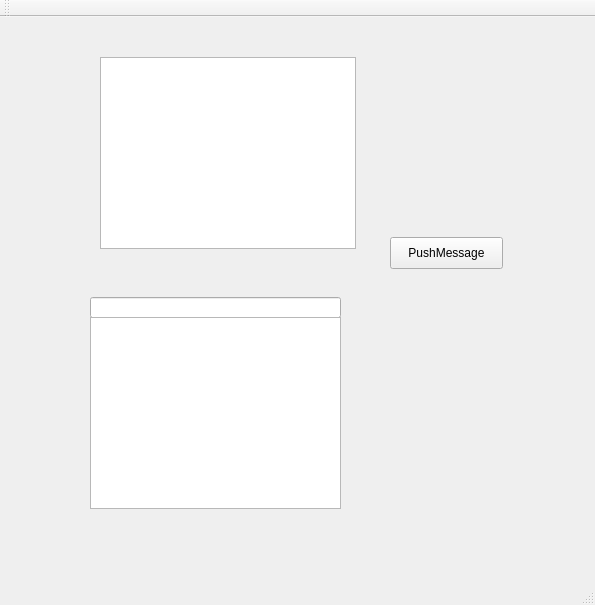
gzxultra/EmbeddedNavigationSystem, file EmbeddedSystem/mainwindow.ui: the form before one commit.
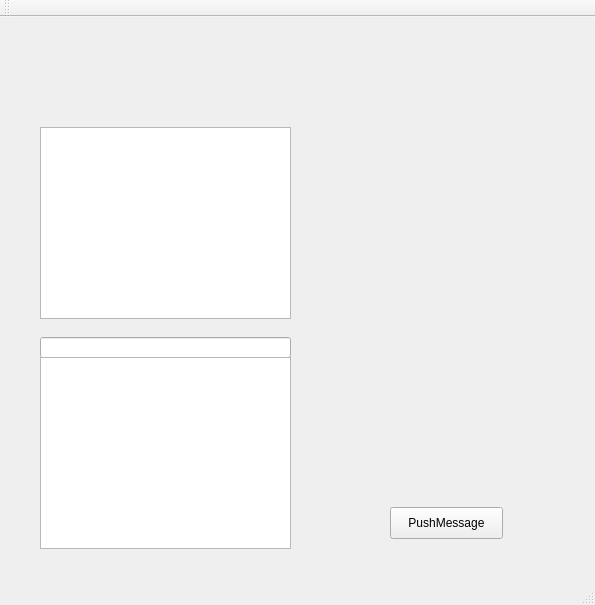
The form after the commit.

What changed in the file:
```diff
--- a/EmbeddedSystem/mainwindow.ui
+++ b/EmbeddedSystem/mainwindow.ui
@@ -13,12 +13,24 @@
   <property name="windowTitle">
    <string>MainWindow</string>
   </property>
+  <property name="documentMode">
+   <bool>true</bool>
+  </property>
+  <property name="tabShape">
+   <enum>QTabWidget::Rounded</enum>
+  </property>
+  <property name="dockNestingEnabled">
+   <bool>false</bool>
+  </property>
+  <property name="unifiedTitleAndToolBarOnMac">
+   <bool>true</bool>
+  </property>
   <widget class="QWidget" name="centralWidget">
    <widget class="QLineEdit" name="lineEdit">
     <property name="geometry">
      <rect>
-      <x>90</x>
-      <y>280</y>
+      <x>40</x>
+      <y>320</y>
       <width>251</width>
       <height>21</height>
      </rect>
@@ -27,8 +39,8 @@
    <widget class="QListWidget" name="listWidget">
     <property name="geometry">
      <rect>
-      <x>90</x>
-      <y>300</y>
+      <x>40</x>
+      <y>340</y>
       <width>251</width>
       <height>192</height>
      </rect>
@@ -38,7 +50,7 @@
     <property name="geometry">
      <rect>
       <x>390</x>
-      <y>220</y>
+      <y>490</y>
       <width>113</width>
       <height>32</height>
      </rect>
@@ -50,9 +62,9 @@
    <widget class="QTextBrowser" name="textBrowser">
     <property name="geometry">
      <rect>
-      <x>100</x>
-      <y>40</y>
-      <width>256</width>
+      <x>40</x>
+      <y>110</y>
+      <width>251</width>
       <height>192</height>
      </rect>
     </property>
```
Left out of the diff: 3 changed lines with no effect on the pictures.
